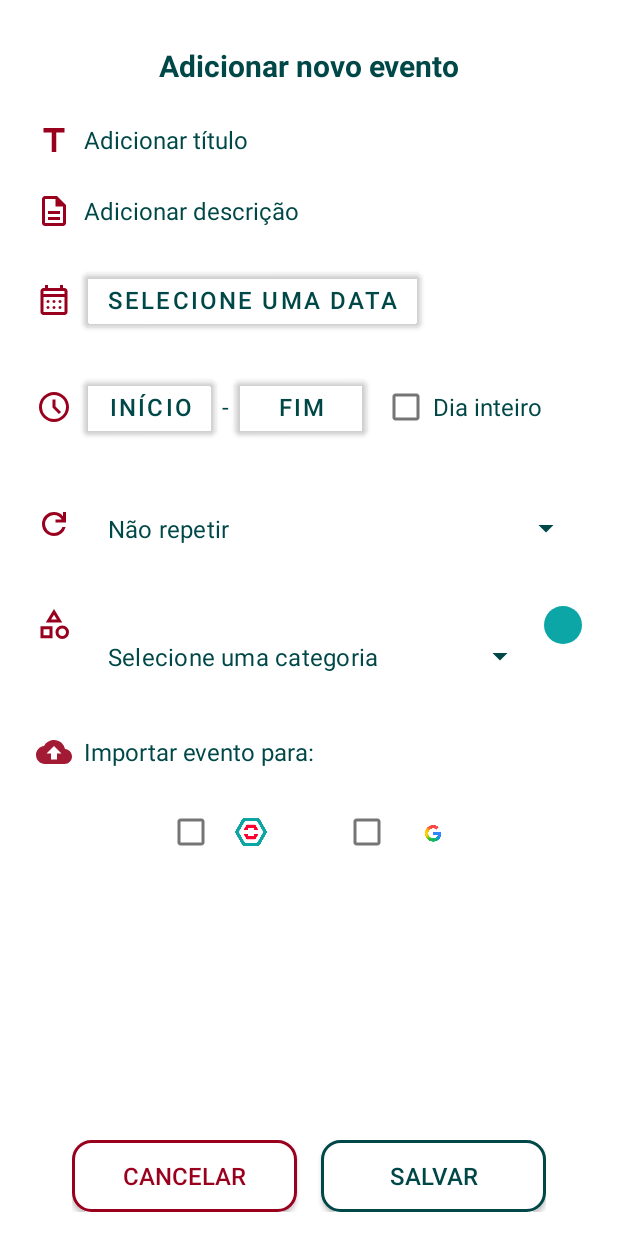
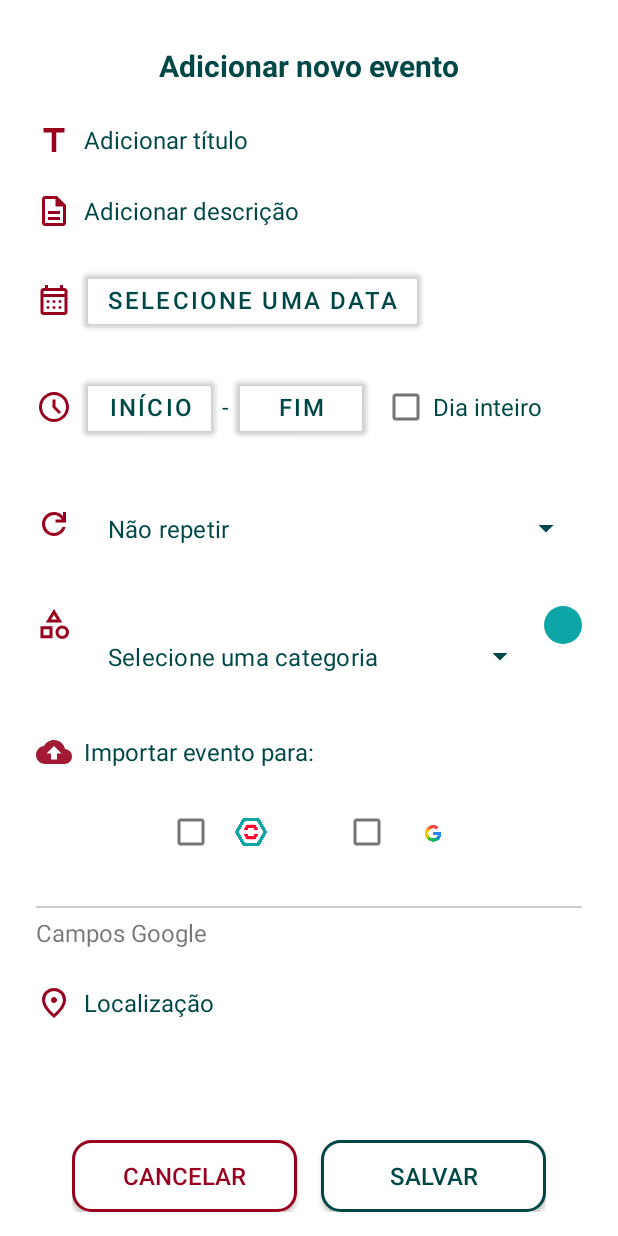
Before and after one commit to joaovitormelo/sync, an Android app: the CreateEventActivity screen opened directly, with no data from a screen before it, on a phone screen of 412 x 824 dp. Run offline under Robolectric (Android 15) with nearby library versions, the phone set to English and light mode, and no system bars.

Commit message:
Adicionado campo específico de "Localização" do Google Agenda e inserido na tela de Criação

```diff
--- a/app/src/main/java/com/rubeusufv/sync/Features/Presentation/Screens/CreateEventActivity.java
+++ b/app/src/main/java/com/rubeusufv/sync/Features/Presentation/Screens/CreateEventActivity.java
@@ -346,7 +346,8 @@ public class CreateEventActivity extends AppCompatActivity {
                 eventColor,
                 selectedCategory,
                 importToRubeus,
-                importToGoogle
+                importToGoogle,
+                null
         );
     }
 
--- a/app/src/main/res/layout/activity_create_task.xml
+++ b/app/src/main/res/layout/activity_create_task.xml
@@ -381,6 +381,51 @@
                 </LinearLayout>
                 -->
             </LinearLayout>
+
+            <LinearLayout
+                android:id="@+id/googleFields"
+                android:layout_width="match_parent"
+                android:layout_height="wrap_content"
+                android:orientation="vertical"
+            >
+                <View
+                    android:layout_width="match_parent"
+                    android:layout_height="1dp"
+                    android:background="#CCCCCC"
+                    android:layout_marginBottom="5dp"
+                    />
+
+                <TextView
+                    android:layout_width="wrap_content"
+                    android:layout_height="wrap_content"
+                    android:text="@string/googleFieldsLabel"
+                    android:layout_marginBottom="24dp"
+                    android:textSize="16sp"
+                    />
+                <LinearLayout
+                    android:layout_width="match_parent"
+                    android:layout_height="wrap_content"
+                    android:orientation="horizontal"
+                    android:gravity="center_vertical"
+                    >
+                    <ImageView
+                        android:layout_width="24dp"
+                        android:layout_height="24dp"
+                        android:src="@drawable/location_icon"
+                        android:contentDescription="@string/locationIconDescription" />
+                    <EditText
+                        android:id="@+id/editTextLocation"
+                        android:layout_width="match_parent"
+                        android:layout_height="wrap_content"
+                        android:layout_marginStart="8dp"
+                        android:hint="@string/taskLocation"
+                        android:inputType="text"
+                        android:textColor="@color/green"
+                        android:textColorHint="@color/green"
+                        android:textSize="16sp"
+                        android:background="@null" />
+                </LinearLayout>
+            </LinearLayout>
         </LinearLayout>
     </ScrollView>
 
--- a/app/src/main/res/values/strings.xml
+++ b/app/src/main/res/values/strings.xml
@@ -169,4 +169,7 @@
         "when a userModel tries to pick up one of cards.\n\n"
     </string>
     <string name="action_settings">Settings</string>
+    <string name="taskLocation">Localização</string>
+    <string name="locationIconDescription">Ícone de localização</string>
+    <string name="googleFieldsLabel">Campos Google</string>
 </resources>
```
Also changed, not shown: app/src/main/java/com/rubeusufv/sync/Features/Domain/Models/EventModel.java (+19 -3 lines).
